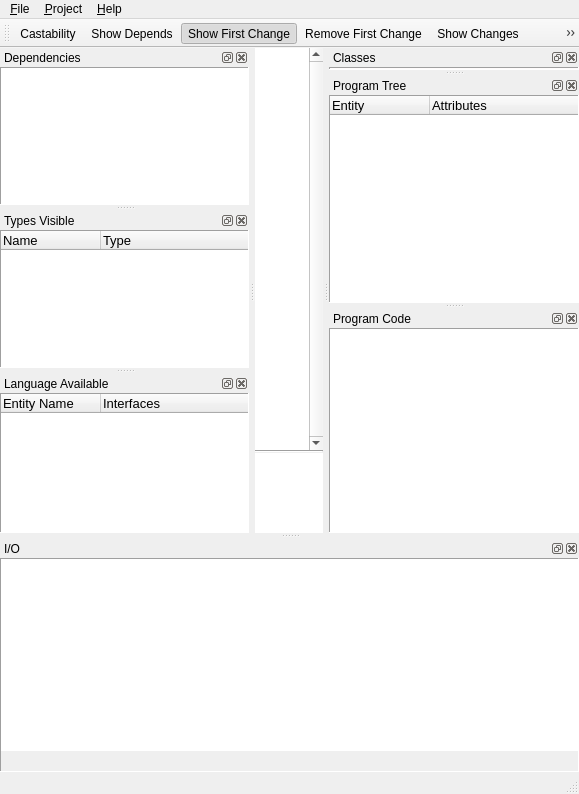
Qt form src/Gui/MainWindow.ui (gavofyork/Martta) before a commit.
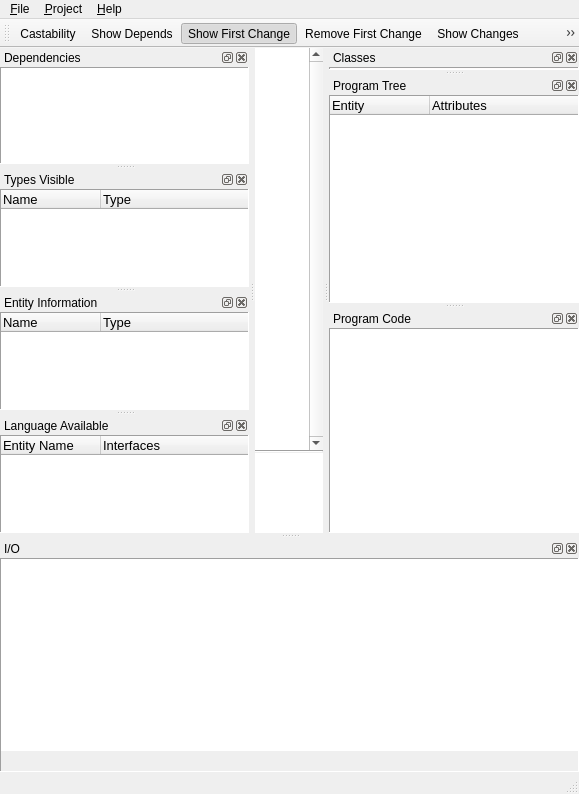
The same form after that commit. Custom widgets are drawn as their Qt base class.

```diff
--- a/src/Gui/MainWindow.ui
+++ b/src/Gui/MainWindow.ui
@@ -509,6 +509,67 @@
     </layout>
    </widget>
   </widget>
+  <widget class="QDockWidget" name="entityInfoDock" >
+   <property name="windowTitle" >
+    <string>Entity Information</string>
+   </property>
+   <attribute name="dockWidgetArea" >
+    <number>1</number>
+   </attribute>
+   <widget class="QWidget" name="dockWidgetContents_9f" >
+    <layout class="QVBoxLayout" >
+     <property name="spacing" >
+      <number>0</number>
+     </property>
+     <property name="margin" >
+      <number>0</number>
+     </property>
+     <item>
+      <widget class="QFrame" name="frame_3f" >
+       <property name="frameShape" >
+        <enum>QFrame::Panel</enum>
+       </property>
+       <property name="frameShadow" >
+        <enum>QFrame::Sunken</enum>
+       </property>
+       <layout class="QVBoxLayout" name="verticalLayout_2f" >
+        <property name="margin" >
+         <number>0</number>
+        </property>
+        <item>
+         <widget class="QTreeWidget" name="entityInfo" >
+          <property name="font" >
+           <font>
+            <pointsize>10</pointsize>
+           </font>
+          </property>
+          <property name="frameShape" >
+           <enum>QFrame::NoFrame</enum>
+          </property>
+          <property name="headerHidden" >
+           <bool>false</bool>
+          </property>
+          <property name="columnCount" >
+           <number>2</number>
+          </property>
+          <column>
+           <property name="text" >
+            <string>Name</string>
+           </property>
+          </column>
+          <column>
+           <property name="text" >
+            <string>Type</string>
+           </property>
+          </column>
+         </widget>
+        </item>
+       </layout>
+      </widget>
+     </item>
+    </layout>
+   </widget>
+  </widget>
   <widget class="QDockWidget" name="dockLanguage" >
    <property name="windowTitle" >
     <string>Language Available</string>
```
